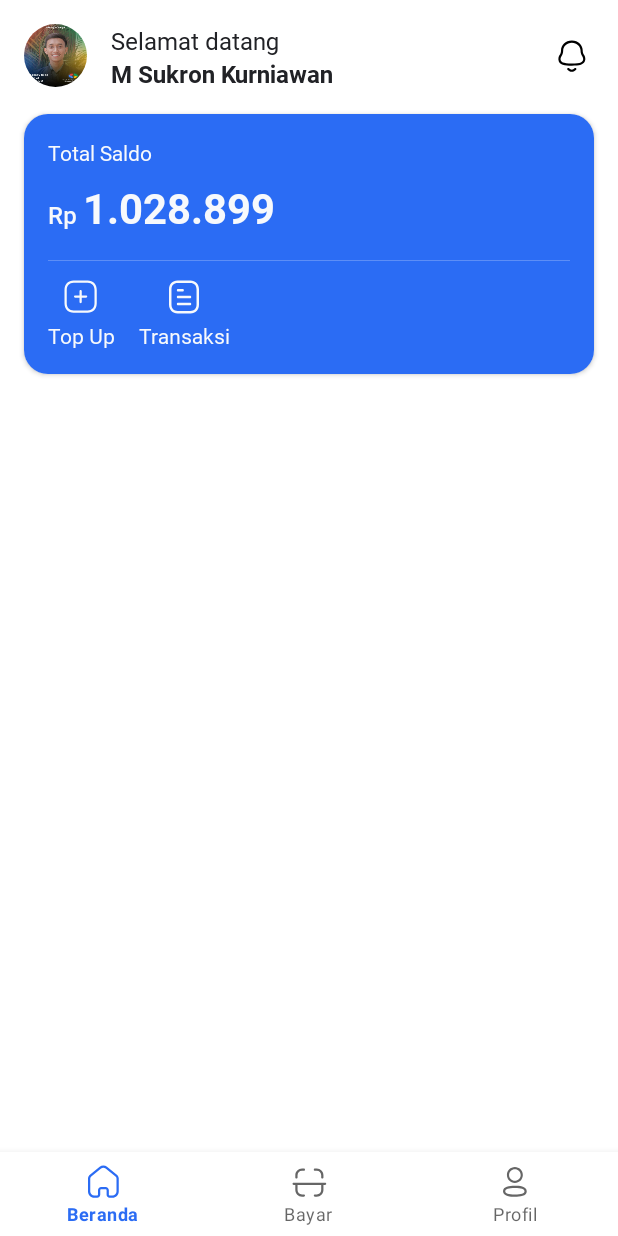
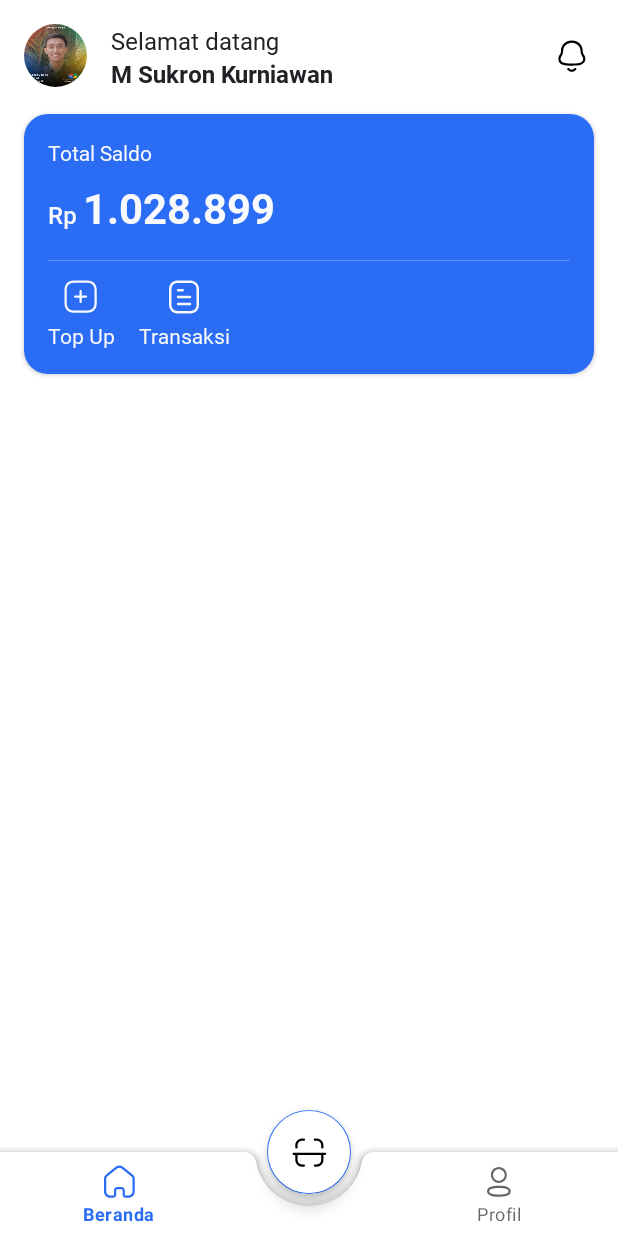
Before and after one commit to RadenMas6699/CashlessPayment, an Android app: the UserMainActivity screen opened directly, with no data from a screen before it, on a phone screen of 412 x 824 dp. Run offline under Robolectric (Android 15) with nearby library versions, the phone set to English and light mode, and no system bars; our stand-ins replace CircleImageView.

Commit message:
design ui user

```diff
--- a/app/build.gradle
+++ b/app/build.gradle
@@ -48,20 +48,20 @@ dependencies {
 
     implementation 'androidx.core:core-ktx:1.9.0'
     implementation 'androidx.appcompat:appcompat:1.5.1'
-    implementation 'com.google.android.material:material:1.6.1'
+    implementation 'com.google.android.material:material:1.7.0'
     testImplementation 'junit:junit:4.13.2'
     androidTestImplementation 'androidx.test.ext:junit:1.1.3'
     androidTestImplementation 'androidx.test.espresso:espresso-core:3.4.0'
 
     // Firebase
     implementation platform('com.google.firebase:firebase-bom:29.3.1')
-    implementation 'com.google.firebase:firebase-auth-ktx:21.0.8'
-    implementation 'com.google.firebase:firebase-database-ktx:20.0.6'
-    implementation 'com.google.firebase:firebase-messaging-ktx:23.0.8'
+    implementation 'com.google.firebase:firebase-auth-ktx:21.1.0'
+    implementation 'com.google.firebase:firebase-database-ktx:20.1.0'
+    implementation 'com.google.firebase:firebase-messaging-ktx:23.1.0'
     implementation 'com.google.firebase:firebase-core:21.1.1'
-    implementation 'com.google.firebase:firebase-config-ktx:21.1.2'
-    implementation 'com.google.firebase:firebase-storage-ktx:20.0.2'
-    implementation 'com.google.firebase:firebase-messaging:23.0.8'
+    implementation 'com.google.firebase:firebase-config-ktx:21.2.0'
+    implementation 'com.google.firebase:firebase-storage-ktx:20.1.0'
+    implementation 'com.google.firebase:firebase-messaging:23.1.0'
     implementation "com.google.firebase:firebase-iid:21.1.0"
     implementation 'com.firebaseui:firebase-ui-database:8.0.1'
 
@@ -76,6 +76,7 @@ dependencies {
     // Navigation
     implementation("androidx.navigation:navigation-fragment-ktx:2.5.2")
     implementation("androidx.navigation:navigation-ui-ktx:2.5.2")
+    implementation 'com.google.android.material:material:1.8.0-alpha01'
 
     // Animation
     implementation 'com.airbnb.android:lottie:5.2.0'
--- /dev/null
+++ b/app/src/main/res/drawable/transparent.xml
@@ -0,0 +1,10 @@
+<?xml version="1.0" encoding="utf-8"?><!--
+  ~ Created by RadenMas on 24/10/2022.
+  ~ Copyright (c) 2022.
+  -->
+
+<shape xmlns:android="http://schemas.android.com/apk/res/android"
+    android:padding="10dp"
+    android:shape="rectangle">
+<solid android:color="#0000"/>
+</shape>
--- a/app/src/main/res/layout/activity_user_main.xml
+++ b/app/src/main/res/layout/activity_user_main.xml
@@ -3,7 +3,7 @@
   ~ Copyright (c) 2022.
   -->
 
-<RelativeLayout xmlns:android="http://schemas.android.com/apk/res/android"
+<androidx.coordinatorlayout.widget.CoordinatorLayout xmlns:android="http://schemas.android.com/apk/res/android"
     xmlns:app="http://schemas.android.com/apk/res-auto"
     xmlns:tools="http://schemas.android.com/tools"
     android:layout_width="match_parent"
@@ -16,17 +16,37 @@
         android:name="androidx.navigation.fragment.NavHostFragment"
         android:layout_width="match_parent"
         android:layout_height="match_parent"
-        android:layout_above="@id/navBottomUser"
+        android:layout_above="@id/bottomAppBar"
         app:defaultNavHost="true"
         app:navGraph="@navigation/nav_user" />
 
-    <com.google.android.material.bottomnavigation.BottomNavigationView
-        android:id="@+id/navBottomUser"
+    <com.google.android.material.bottomappbar.BottomAppBar
+        android:id="@+id/bottomAppBar"
         android:layout_width="match_parent"
         android:layout_height="wrap_content"
-        android:layout_alignParentStart="true"
-        android:layout_alignParentEnd="true"
-        android:layout_alignParentBottom="true"
-        app:labelVisibilityMode="labeled"
-        app:menu="@menu/nav_bottom_user" />
-</RelativeLayout>
+        android:layout_gravity="bottom"
+        app:fabCradleMargin="8dp"
+        app:fabCradleRoundedCornerRadius="8dp">
+
+        <com.google.android.material.bottomnavigation.BottomNavigationView
+            android:id="@+id/navBottomUser"
+            android:layout_width="match_parent"
+            android:layout_height="wrap_content"
+            android:layout_marginStart="16dp"
+            android:layout_marginEnd="16dp"
+            android:background="@drawable/transparent"
+            app:itemRippleColor="@android:color/transparent"
+            app:labelVisibilityMode="labeled"
+            app:menu="@menu/nav_bottom_user" />
+
+    </com.google.android.material.bottomappbar.BottomAppBar>
+
+    <com.google.android.material.floatingactionbutton.FloatingActionButton
+        android:id="@+id/fab"
+        android:layout_width="wrap_content"
+        android:layout_height="wrap_content"
+        android:layout_gravity="center"
+        android:backgroundTint="@color/white"
+        android:src="@drawable/ic_scan_outline"
+        app:layout_anchor="@id/bottomAppBar" />
+</androidx.coordinatorlayout.widget.CoordinatorLayout>
--- a/app/src/main/res/menu/nav_bottom_user.xml
+++ b/app/src/main/res/menu/nav_bottom_user.xml
@@ -9,9 +9,8 @@
         android:icon="@drawable/ic_home_outline"
         android:title="@string/home" />
     <item
-        android:id="@+id/userPayFragment"
-        android:icon="@drawable/ic_scan_outline"
-        android:title="@string/pay" />
+        android:id="@+id/placeholder"
+        android:title="" />
     <item
         android:id="@+id/userProfileFragment"
         android:icon="@drawable/ic_profile_outline"
```
